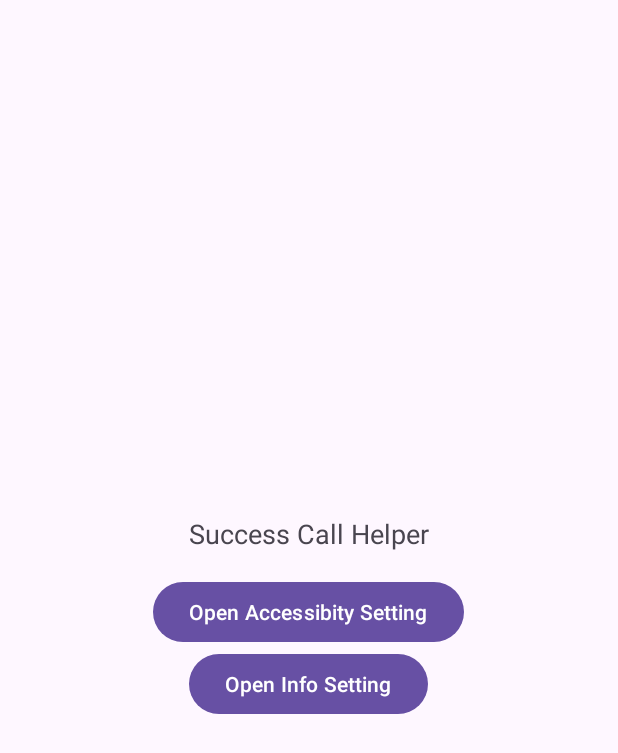
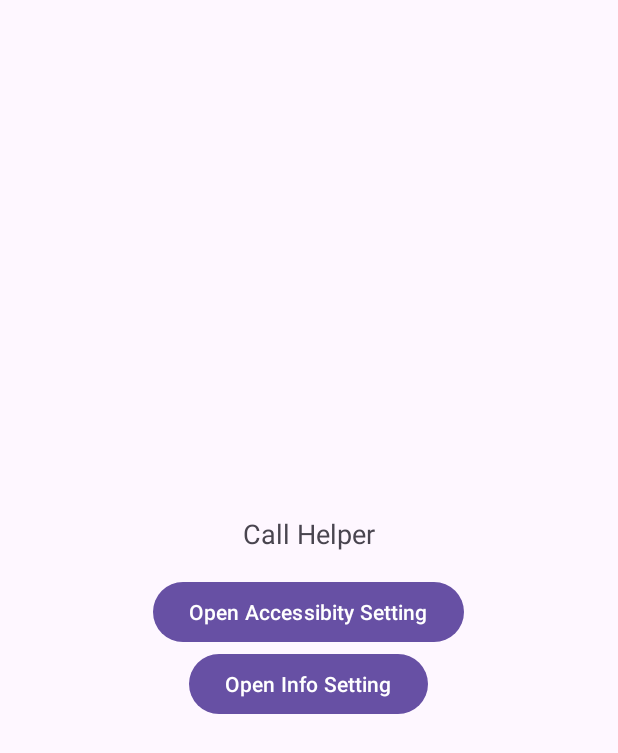
Before and after one commit to jc578271/success-call-helper, an Android app: the screen it shows after launch (MainActivity), on a phone screen of 412 x 824 dp. Shown: the top 753 px of the screen. Run offline under Robolectric (Android 15) with nearby library versions, the phone set to English and light mode, and no system bars.

Commit message:
update main activity_main.xml

```diff
--- a/app/src/main/res/layout/activity_main.xml
+++ b/app/src/main/res/layout/activity_main.xml
@@ -13,7 +13,7 @@
     android:layout_width="wrap_content"
     android:layout_height="wrap_content"
     android:layout_marginBottom="16dp"
-    android:text="Success Call Helper"
+    android:text="Call Helper"
     android:textSize="18sp"
     app:layout_constraintBottom_toBottomOf="parent"
     app:layout_constraintEnd_toEndOf="parent"
```
